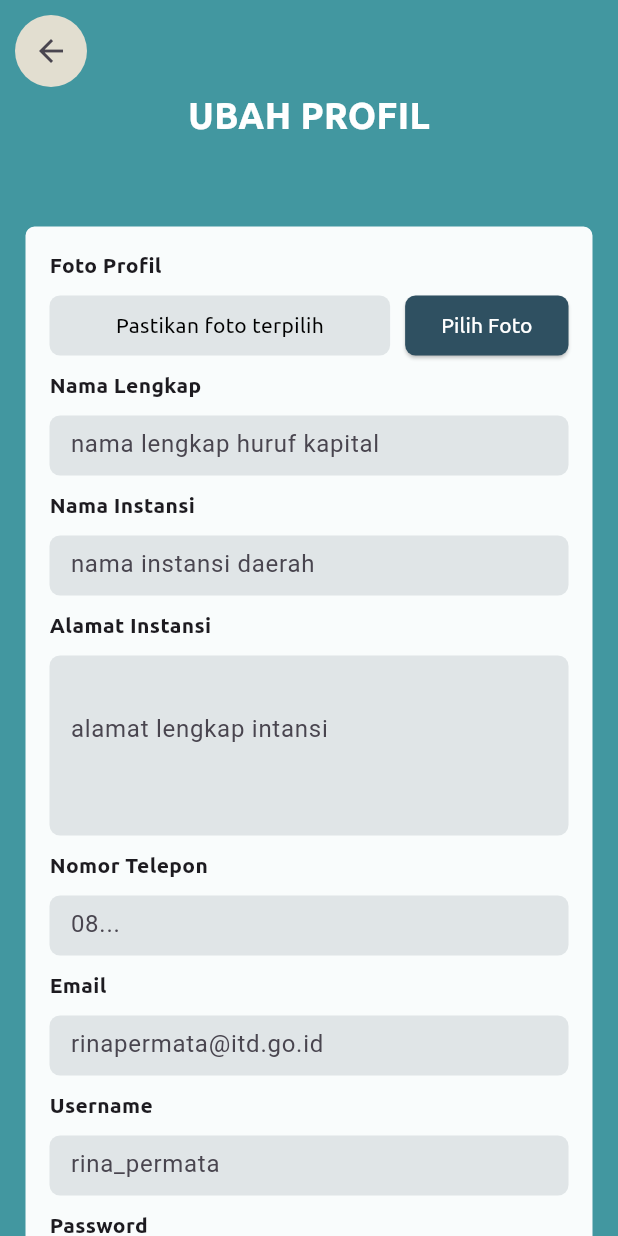
After one commit to Hudzaiflank/Nagarishakti_4Nesia, a Flutter app: the EditAdminProfilePage screen opened directly, on a phone screen of 412 x 824 dp. The commit adds this screen. Run offline on Flutter 3.47's test engine with Material 3 defaults, Android fonts, the phone set to English and light mode, and no system bars; our stand-ins replace carousel_slider, file_picker, image_picker, shared_preferences, sqflite; accounts and stored records are empty.

Commit message:
push admin profile and edit

```diff
--- /dev/null
+++ b/lib/Admin/Profile/edit-admin-profile.dart
@@ -0,0 +1,291 @@
+import 'package:flutter/material.dart';
+import 'package:image_picker/image_picker.dart';
+
+class EditAdminProfilePage extends StatefulWidget {
+  @override
+  _EditAdminProfilePageState createState() => _EditAdminProfilePageState();
+}
+
+class _EditAdminProfilePageState extends State<EditAdminProfilePage> {
+  final _formKey = GlobalKey<FormState>();
+  DateTime? _selectedDate;
+  String? _gender;
+
+  @override
+  Widget build(BuildContext context) {
+    return Scaffold(
+      backgroundColor: Color(0xFF4297A0), // Background color
+      body: SafeArea(
+        child: Stack(
+          children: [
+            Positioned(
+              top: 10,
+              left: 10,
+              child: Container(
+                decoration: BoxDecoration(
+                  color: Color(0xFFE2DED0),
+                  shape: BoxShape.circle,
+                ),
+                child: IconButton(
+                  icon: Icon(Icons.arrow_back),
+                  onPressed: () {
+                    Navigator.pop(context);
+                  },
+                ),
+              ),
+            ),
+            Column(
+              children: [
+                SizedBox(height: 60), // Space from top to title
+                Center(
+                  child: Text(
+                    'UBAH PROFIL',
+                    style: TextStyle(
+                      fontFamily: 'Ubuntu',
+                      fontWeight: FontWeight.bold,
+                      color: Colors.white,
+                      fontSize: 24,
+                    ),
+                  ),
+                ),
+                SizedBox(height: 20),
+                Expanded(
+                  child: SingleChildScrollView(
+                    child: Padding(
+                      padding: const EdgeInsets.all(16.0),
+                      child: Column(
+                        crossAxisAlignment: CrossAxisAlignment.start,
+                        children: [
+                          SizedBox(height: 20),
+                          Container(
+                            padding: EdgeInsets.all(16.0),
+                            decoration: BoxDecoration(
+                              color: Color(0xFFF9FCFC),
+                              borderRadius: BorderRadius.circular(7.0),
+                              border: Border.all(color: Color(0xFF4297A0)),
+                            ),
+                            child: Form(
+                              key: _formKey,
+                              child: Column(
+                                crossAxisAlignment: CrossAxisAlignment.start,
+                                children: [
+                                  buildProfilePictureFeature(),
+                                  _buildTextField(
+                                    label: 'Nama Lengkap',
+                                    hint: 'nama lengkap huruf kapital',
+                                  ),
+                                  _buildTextField(
+                                    label: 'Nama Instansi',
+                                    hint: 'nama instansi daerah',
+                                  ),
+                                  _buildBigTextField(
+                                    label: 'Alamat Instansi',
+                                    hint: 'alamat lengkap intansi',
+                                  ),
+                                  _buildTextField(
+                                    label: 'Nomor Telepon',
+                                    hint: '08...',
+                                    keyboardType: TextInputType.phone,
+                                  ),
+                                  _buildTextField(
+                                    label: 'Email',
+                                    hint: 'rinapermata@itd.go.id',
+                                  ),
+                                  _buildTextField(
+                                    label: 'Username',
+                                    hint: 'rina_permata',
+                                  ),
+                                  _buildTextField(
+                                    label: 'Password',
+                                    hint: '********',
+                                    obscureText: true,
+                                  ),
+                                ],
+                              ),
+                            ),
+                          ),
+                          SizedBox(height: 41),
+                          SizedBox(
+                            width: double.infinity,
+                            child: Column(
+                              children: [
+                                ElevatedButton(
+                                  onPressed: () {
+                                    if (_formKey.currentState!.validate()) {
+                                      // Process data
+                                    }
+                                  },
+                                  style: ElevatedButton.styleFrom(
+                                    backgroundColor: Color(0xFFCDC2AE),
+                                    padding: EdgeInsets.symmetric(
+                                      vertical: 6.0, // Top and bottom padding
+                                      horizontal:
+                                          45.0, // Left and right padding
+                                    ),
+                                  ),
+                                  child: Text(
+                                    'SIMPAN',
+                                    style: TextStyle(
+                                      color: Colors.black,
+                                      fontWeight: FontWeight.bold,
+                                      fontSize: 18,
+                                      fontFamily: 'Ubuntu',
+                                    ),
+                                  ),
+                                ),
+                                SizedBox(
+                                    height: 23), // Space from button to bottom
+                              ],
+                            ),
+                          ),
+                        ],
+                      ),
+                    ),
+                  ),
+                ),
+              ],
+            ),
+          ],
+        ),
+      ),
+    );
+  }
+
+  Widget buildProfilePictureFeature() {
+    return Column(
+      crossAxisAlignment: CrossAxisAlignment.start,
+      children: [
+        Text(
+          'Foto Profil',
+          style: TextStyle(
+            fontFamily: 'Ubuntu',
+            fontWeight: FontWeight.bold,
+          ),
+        ),
+        SizedBox(height: 10),
+        Container(
+          height: 40,
+          child: Row(
+            children: [
+              Expanded(
+                child: Container(
+                  height: 40,
+                  decoration: BoxDecoration(
+                    color: Color(0xFFE0E5E7),
+                    borderRadius: BorderRadius.circular(7),
+                  ),
+                  child: Center(
+                    child: Text(
+                      'Pastikan foto terpilih',
+                      style: TextStyle(
+                        fontFamily: 'Ubuntu',
+                        color: Colors.black,
+                      ),
+                    ),
+                  ),
+                ),
+              ),
+              SizedBox(width: 10),
+              ElevatedButton(
+                onPressed: () {
+                  // kode image_picker disini nanti ya thin
+                },
+                style: ElevatedButton.styleFrom(
+                  backgroundColor: Color(0xFF2F5061),
+                  shape: RoundedRectangleBorder(
+                    borderRadius: BorderRadius.circular(7),
+                  ),
+                ),
+                child: Text(
+                  'Pilih Foto',
+                  style: TextStyle(
+                    fontFamily: 'Ubuntu',
+                    color: Colors.white,
+                  ),
+                ),
+              ),
+            ],
+          ),
+        ),
+        SizedBox(height: 10),
+      ],
+    );
+  }
+
+  Widget _buildTextField({
+    required String label,
+    required String hint,
+    TextInputType keyboardType = TextInputType.text,
+    bool obscureText = false,
+  }) {
+    return Column(
+      crossAxisAlignment: CrossAxisAlignment.start,
+      children: [
+        Text(
+          label,
+          style: TextStyle(
+            fontFamily: 'Ubuntu',
+            fontWeight: FontWeight.bold,
+          ),
+        ),
+        SizedBox(height: 10),
+        Container(
+          height: 40,
+          child: TextFormField(
+            keyboardType: keyboardType,
+            obscureText: obscureText,
+            decoration: InputDecoration(
+              filled: true,
+              fillColor: Color(0xFFE0E5E7),
+              border: OutlineInputBorder(
+                borderRadius: BorderRadius.circular(7),
+                borderSide: BorderSide.none,
+              ),
+              hintText: hint,
+              contentPadding:
+                  EdgeInsets.symmetric(horizontal: 10, vertical: 10),
+            ),
+          ),
+        ),
+        SizedBox(height: 10),
+      ],
+    );
+  }
+
+  Widget _buildBigTextField({
+    required String label,
+    required String hint,
+  }) {
+    return Column(
+      crossAxisAlignment: CrossAxisAlignment.start,
+      children: [
+        Text(
+          label,
+          style: TextStyle(
+            fontFamily: 'Ubuntu',
+            fontWeight: FontWeight.bold,
+          ),
+        ),
+        SizedBox(height: 10),
+        Container(
+          height: 120,
+          child: TextFormField(
+            maxLines: null,
+            decoration: InputDecoration(
+              filled: true,
+              fillColor: Color(0xFFE0E5E7),
+              border: OutlineInputBorder(
+                borderRadius: BorderRadius.circular(7),
+                borderSide: BorderSide.none,
+              ),
+              hintText: hint,
+              contentPadding:
+                  EdgeInsets.symmetric(horizontal: 10, vertical: 70),
+            ),
+          ),
+        ),
+        SizedBox(height: 10),
+      ],
+    );
+  }
+}
```
Also changed, not shown: lib/Admin/Profile/admin-profile.dart (added, +215 -0 lines), lib/Admin/admin-home.dart (renamed from lib/admin-home.dart, +29 -19 lines), lib/login.dart (+6 -4 lines), lib/main.dart (+19 -13 lines), lib/Admin/SuperAdmin-home.dart (renamed from lib/SuperAdmin-home.dart).
